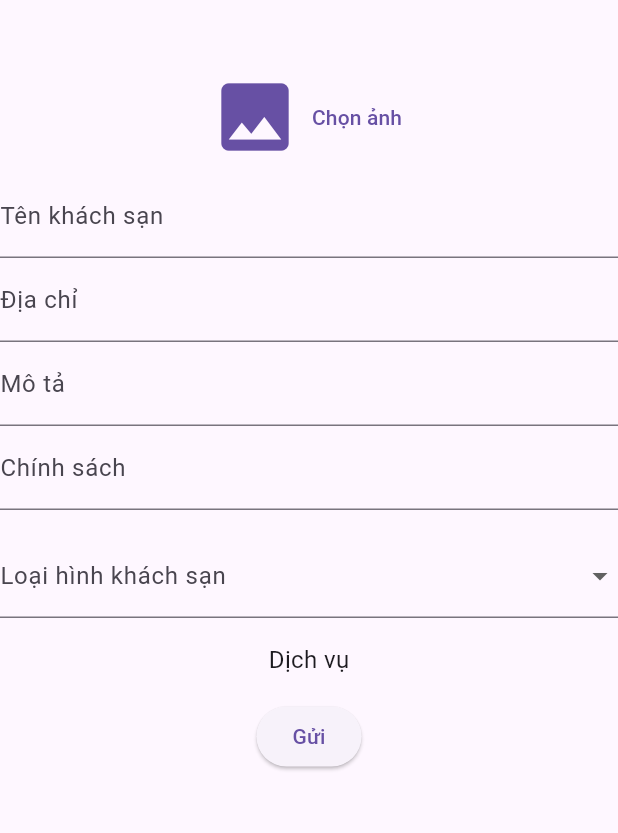
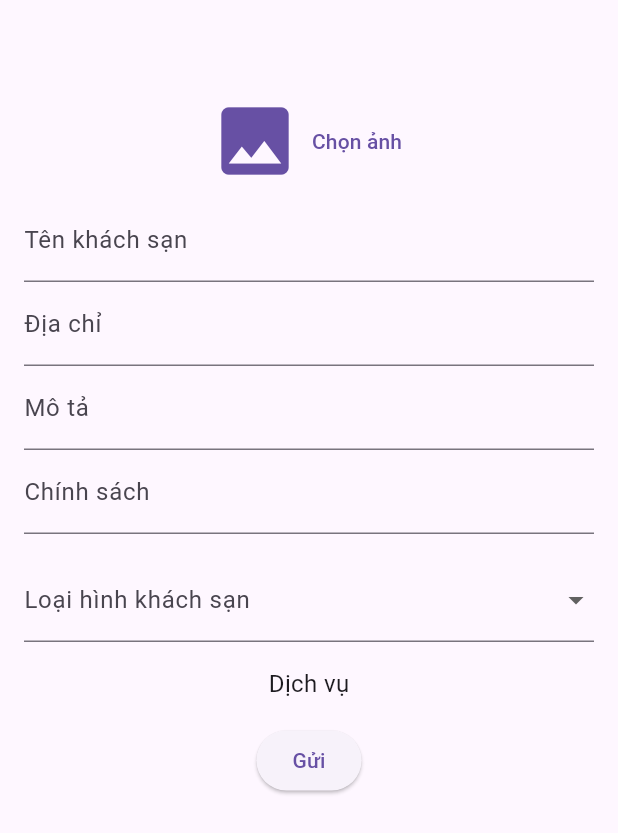
Before and after one commit to tienvu739/doanmobi, a Flutter app: the addHotelerScreenHotel screen opened directly, on a phone screen of 412 x 824 dp. Shown: the top 833 px of the screen. Run offline on Flutter 3.47's test engine with Material 3 defaults, Android fonts, the phone set to English and light mode, and no system bars; our stand-ins replace image_picker, salomon_bottom_bar, shared_preferences, sprintf; missing offline and left inert: flutter_zalopay_sdk; accounts and stored records are empty; network calls fail.

Commit message:
update 9

```diff
--- a/lib/Screens/Hotel.dart
+++ b/lib/Screens/Hotel.dart
@@ -169,7 +169,7 @@ class _hotelScreenState extends State<hotelScreen> {
                           borderRadius: BorderRadius.circular(12.0),
                           boxShadow: [
                             BoxShadow(
-                              color: Colors.grey.withOpacity(0.5),
+                              color: Colors.black.withOpacity(0.8),
                               spreadRadius: 1,
                               blurRadius: 7,
                               offset: Offset(0, 3),
--- a/lib/Screens/hotelier/addHotelerScreenHotel.dart
+++ b/lib/Screens/hotelier/addHotelerScreenHotel.dart
@@ -45,12 +45,10 @@ class _addHotelerScreenHotelState extends State<addHotelerScreenHotel> {
   Future<void> _submitForm() async {
     final url = Uri.parse('https://10.0.2.2:7226/api/Hotel/addHotel');
 
-    // Lấy token và id từ SharedPreferences
     final prefs = await SharedPreferences.getInstance();
     final token = prefs.getString('auth_token') ?? '';
     final id = prefs.getString('auth_id') ?? '';
 
-    // Chuẩn bị thân yêu cầu
     final requestBody = {
       "nameHotel": _nameController.text,
       "addressHotel": _addressController.text,
@@ -77,7 +75,7 @@ class _addHotelerScreenHotelState extends State<addHotelerScreenHotel> {
       );
 
       if (response.statusCode == 200) {
-        final hotelId = jsonDecode(response.body)['idHotel']; // Assuming the API returns the created hotel ID
+        final hotelId = jsonDecode(response.body)['idHotel'];
         await _submitServices(hotelId);
         print('Hotel created successfully');
       } else {
@@ -145,10 +143,11 @@ class _addHotelerScreenHotelState extends State<addHotelerScreenHotel> {
   Widget build(BuildContext context) {
     return Scaffold(
       body: SingleChildScrollView(
+        child: Padding(
+          padding: const EdgeInsets.all(16.0), // Toàn bộ lùi vào 16px
           child: Column(
             children: [
               SizedBox(height: 40.0),
-            // Danh sách khách sạn
               TextButton.icon(
                 onPressed: _pickImage,
                 icon: const Icon(Icons.image, size: 60,),
@@ -156,7 +155,9 @@ class _addHotelerScreenHotelState extends State<addHotelerScreenHotel> {
               ),
               if (_image != null)
                 Image.memory(_image!),
-            TextFormField(
+              Padding(
+                padding: const EdgeInsets.only(left: 0.0), // Lùi vào 10px
+                child: TextFormField(
                   controller: _nameController,
                   decoration: const InputDecoration(labelText: 'Tên khách sạn'),
                   validator: (value) {
@@ -166,7 +167,10 @@ class _addHotelerScreenHotelState extends State<addHotelerScreenHotel> {
                     return null;
                   },
                 ),
-            TextFormField(
+              ),
+              Padding(
+                padding: const EdgeInsets.only(left: 0.0), // Lùi vào 10px
+                child: TextFormField(
                   controller: _addressController,
                   decoration: const InputDecoration(labelText: 'Địa chỉ'),
                   validator: (value) {
@@ -176,7 +180,10 @@ class _addHotelerScreenHotelState extends State<addHotelerScreenHotel> {
                     return null;
                   },
                 ),
-            TextFormField(
+              ),
+              Padding(
+                padding: const EdgeInsets.only(left: 0.0), // Lùi vào 10px
+                child: TextFormField(
                   controller: _describeController,
                   decoration: const InputDecoration(labelText: 'Mô tả'),
                   validator: (value) {
@@ -186,7 +193,10 @@ class _addHotelerScreenHotelState extends State<addHotelerScreenHotel> {
                     return null;
                   },
                 ),
-            TextFormField(
+              ),
+              Padding(
+                padding: const EdgeInsets.only(left: 0.0), // Lùi vào 10px
+                child: TextFormField(
                   controller: _policyController,
                   decoration: const InputDecoration(labelText: 'Chính sách'),
                   validator: (value) {
@@ -196,8 +206,11 @@ class _addHotelerScreenHotelState extends State<addHotelerScreenHotel> {
                     return null;
                   },
                 ),
+              ),
               const SizedBox(height: 16.0),
-            DropdownButtonFormField<String>(
+              Padding(
+                padding: const EdgeInsets.only(left: 0.0), // Lùi vào 10px
+                child: DropdownButtonFormField<String>(
                   decoration: const InputDecoration(
                     labelText: 'Loại hình khách sạn',
                   ),
@@ -220,9 +233,16 @@ class _addHotelerScreenHotelState extends State<addHotelerScreenHotel> {
                     return null;
                   },
                 ),
+              ),
               const SizedBox(height: 16.0),
-            Text('Dịch vụ', style: TextStyle(fontSize: 16.0)),
-            ..._services.map((service) {
+              Padding(
+                padding: const EdgeInsets.only(left: 0.0), // Lùi vào 10px
+                child: Text('Dịch vụ', style: TextStyle(fontSize: 16.0)),
+              ),
+              Padding(
+                padding: const EdgeInsets.only(left: 0.0), // Lùi vào 10px
+                child: Column(
+                  children: _services.map((service) {
                     return CheckboxListTile(
                       title: Text(service['nameService']),
                       value: _selectedServices.contains(service['idService']),
@@ -237,6 +257,8 @@ class _addHotelerScreenHotelState extends State<addHotelerScreenHotel> {
                       },
                     );
                   }).toList(),
+                ),
+              ),
               const SizedBox(height: 16.0),
               ElevatedButton(
                 onPressed: () {
@@ -248,6 +270,7 @@ class _addHotelerScreenHotelState extends State<addHotelerScreenHotel> {
             ],
           ),
         ),
+      ),
     );
   }
 }
--- a/lib/Screens/hotelier/addRoomScreen.dart
+++ b/lib/Screens/hotelier/addRoomScreen.dart
@@ -134,6 +134,8 @@ class _addRoomScreenState extends State<addRoomScreen> {
   Widget build(BuildContext context) {
     return Scaffold(
       body: SingleChildScrollView(
+        child: Padding(
+          padding: const EdgeInsets.all(16.0),
           child: Column(
             children: [
               SizedBox(height: 40.0),
@@ -291,6 +293,7 @@ class _addRoomScreenState extends State<addRoomScreen> {
             ],
           ),
         ),
+      ),
     );
   }
 }
--- a/lib/Screens/user/HotelSearchPage.dart
+++ b/lib/Screens/user/HotelSearchPage.dart
@@ -51,19 +51,17 @@ class _HotelSearchPageState extends State<HotelSearchPage> {
       );
 
       if (response.statusCode == 200) {
-        if (response.body.isNotEmpty) {
         final data = jsonDecode(response.body) as List;
         setState(() {
           _hotels = data.map((hotelJson) => Hotel.fromJson(hotelJson)).toList();
         });
-        } else {
+      } else if (response.statusCode == 404) {
         setState(() {
           _hotels = [];
         });
         ScaffoldMessenger.of(context).showSnackBar(
           SnackBar(content: Text('Không tìm thấy khách sạn nào phù hợp.')),
         );
-        }
       } else {
         final errorResponse = jsonDecode(response.body);
         ScaffoldMessenger.of(context).showSnackBar(
--- a/lib/Screens/user/PaymentPage.dart
+++ b/lib/Screens/user/PaymentPage.dart
@@ -210,7 +210,7 @@ class _PaymentPageState extends State<PaymentPage> {
               child: Padding(
                 padding: const EdgeInsets.all(16.0),
                 child: Column(
-                  crossAxisAlignment: CrossAxisAlignment.start,
+                  crossAxisAlignment: CrossAxisAlignment.center,
                   children: [
                     Text(
                       'Khuyến mãi:',
@@ -248,7 +248,7 @@ class _PaymentPageState extends State<PaymentPage> {
               child: Padding(
                 padding: const EdgeInsets.all(16.0),
                 child: Column(
-                  crossAxisAlignment: CrossAxisAlignment.start,
+                  crossAxisAlignment: CrossAxisAlignment.center,
                   children: [
                     Text(
                       'Thành tiền:',
@@ -256,7 +256,7 @@ class _PaymentPageState extends State<PaymentPage> {
                     ),
                     Text(
                       '$_totalPrice VND',
-                      style: TextStyle(fontSize: 25, color: Colors.red),
+                      style: TextStyle(fontSize: 25, color: Colors.red,fontWeight: FontWeight.bold),
                     ),
                   ],
                 ),
```
Also changed, not shown: lib/Screens/hotelier/OrderList.dart (+9 -3 lines), lib/Screens/user/OrderListUser.dart (+25 -6 lines). Lines whose indentation alone changed are shown as unchanged.
